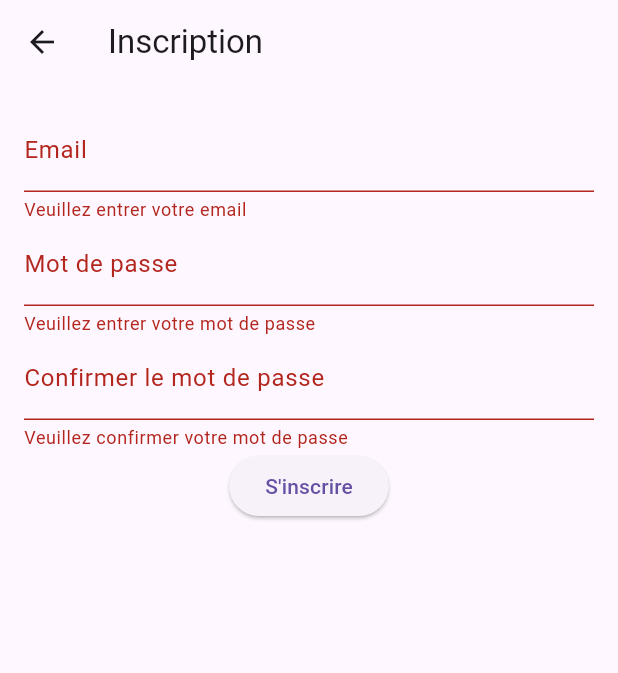
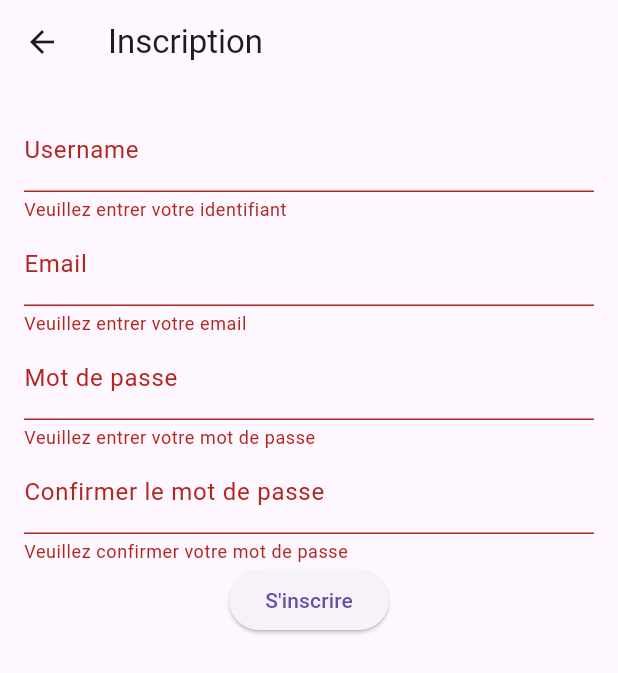
Before and after one commit to kolok/brico, a Flutter app: the SignUpScreen screen opened by its route, after a tap on an icon or button, on a phone screen of 412 x 824 dp. Shown: the top 673 px of the screen. Run offline on Flutter 3.47's test engine with Material 3 defaults, Android fonts, the light colour scheme and no system bars.

Commit message:
Adapt mobileapp to dj_rest_auth

```diff
--- a/mobileapp/lib/screens/sign_up_screen.dart
+++ b/mobileapp/lib/screens/sign_up_screen.dart
@@ -9,6 +9,7 @@ class SignUpScreen extends StatefulWidget {
 class _SignUpScreenState extends State<SignUpScreen> {
   final _formKey = GlobalKey<FormState>();
   final _emailController = TextEditingController();
+  final _usernameController = TextEditingController();
   final _password1Controller = TextEditingController();
   final _password2Controller = TextEditingController();
   final _authService = AuthService();
@@ -17,6 +18,7 @@ class _SignUpScreenState extends State<SignUpScreen> {
     if (_formKey.currentState!.validate()) {
       try {
         final response = await _authService.signUp(
+          username: _usernameController.text,
           email: _emailController.text,
           password1: _password1Controller.text,
           password2: _password2Controller.text,
@@ -48,6 +50,16 @@ class _SignUpScreenState extends State<SignUpScreen> {
           key: _formKey,
           child: Column(
             children: [
+              TextFormField(
+                controller: _usernameController,
+                decoration: InputDecoration(labelText: 'Username'),
+                validator: (value) {
+                  if (value?.isEmpty ?? true) {
+                    return 'Veuillez entrer votre identifiant';
+                  }
+                  return null;
+                },
+              ),
               TextFormField(
                 controller: _emailController,
                 decoration: InputDecoration(labelText: 'Email'),
--- a/mobileapp/lib/services/auth_service.dart
+++ b/mobileapp/lib/services/auth_service.dart
@@ -5,6 +5,7 @@ class AuthService {
   final String baseUrl = 'http://10.0.2.2:8000'; // Pour l'émulateur Android
 
   Future<Map<String, dynamic>> signUp({
+    required String username,
     required String email,
     required String password1,
     required String password2,
@@ -13,6 +14,7 @@ class AuthService {
       Uri.parse('$baseUrl/api/auth/registration/'),
       headers: {'Content-Type': 'application/json'},
       body: jsonEncode({
+        'username': username,
         'email': email,
         'password1': password1,
         'password2': password2,
```
Also changed, not shown: 5 other files.
